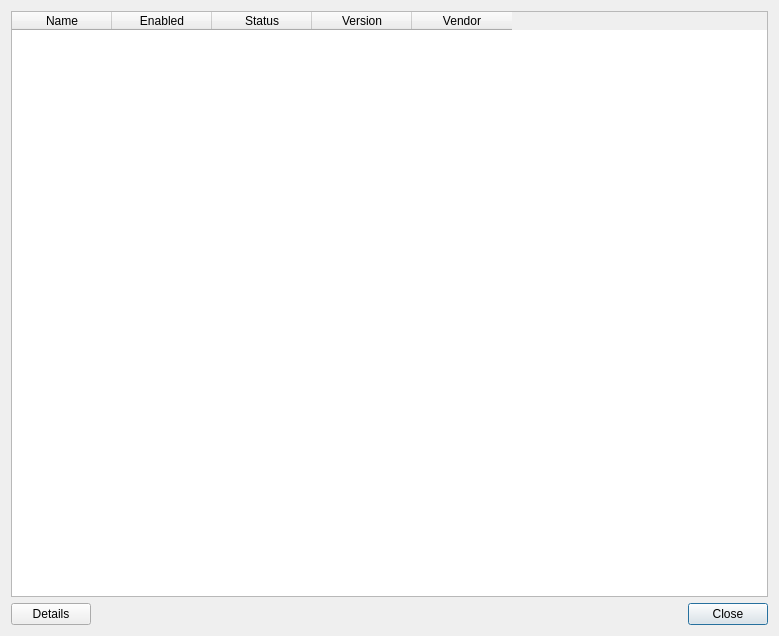
First picture: the form in Source/Applications/DREAM3D/UI_Files/AboutPlugins.ui, repository BlueQuartzSoftware/DREAM3D, before the edit.
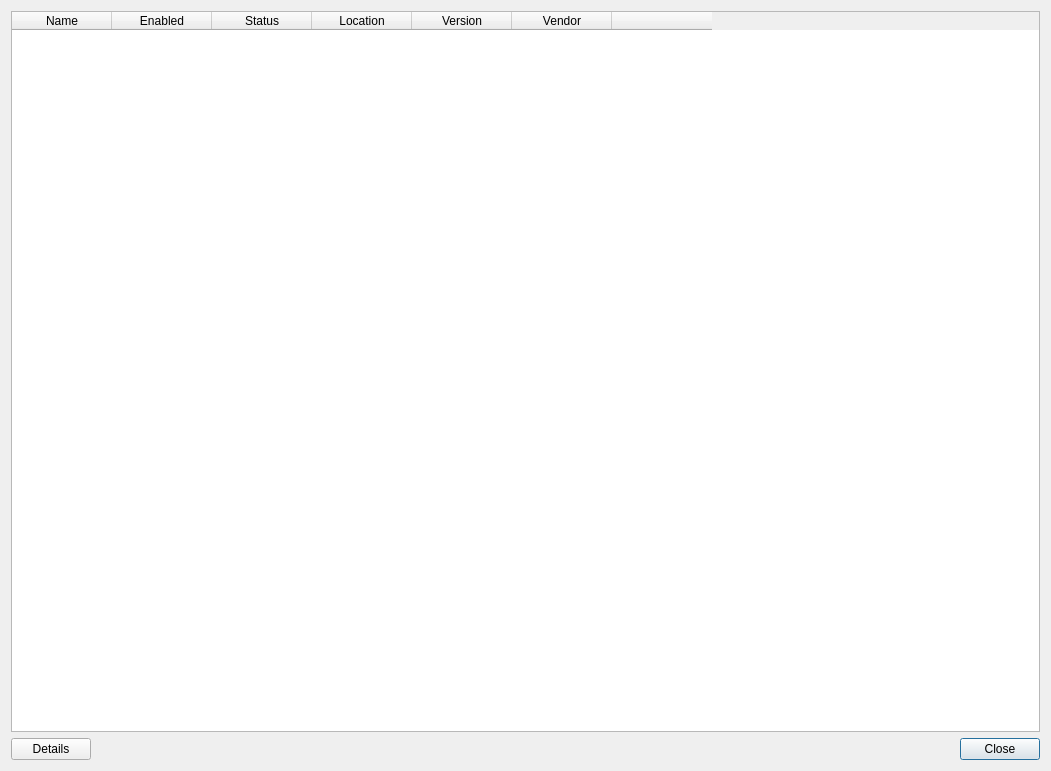
Second picture: the form after the edit.

Commit message:
Fixed a bug where a checkbox would appear in the name cell when adding a placeholder plugin.
Finished adding placeholder plugin implementation.  Placeholders are used when the plugin existed at an earlier run of DREAM3D but does not exist now.

Added delete button to each row of the AboutPlugins table.  None of these buttons have a slot connected to them yet.

Patch:
```diff
--- a/Source/Applications/DREAM3D/UI_Files/AboutPlugins.ui
+++ b/Source/Applications/DREAM3D/UI_Files/AboutPlugins.ui
@@ -6,8 +6,8 @@
    <rect>
     <x>0</x>
     <y>0</y>
-    <width>779</width>
-    <height>636</height>
+    <width>1051</width>
+    <height>771</height>
    </rect>
   </property>
   <property name="windowTitle">
@@ -51,6 +51,11 @@
          <string>Status</string>
         </property>
        </column>
+       <column>
+        <property name="text">
+         <string>Location</string>
+        </property>
+       </column>
        <column>
         <property name="text">
          <string>Version</string>
@@ -61,6 +66,11 @@
          <string>Vendor</string>
         </property>
        </column>
+       <column>
+        <property name="text">
+         <string/>
+        </property>
+       </column>
       </widget>
      </item>
      <item>
```
The commit also changes 45 other files.
